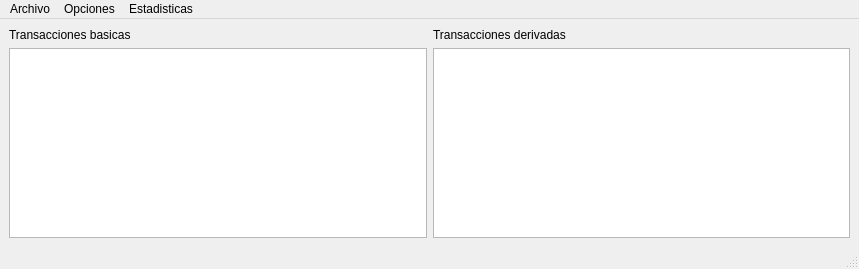
Above: frontend/mainwindow.ui from JulianAlejandro/QT_CuentasCPP before the change. Below: the same form after it.
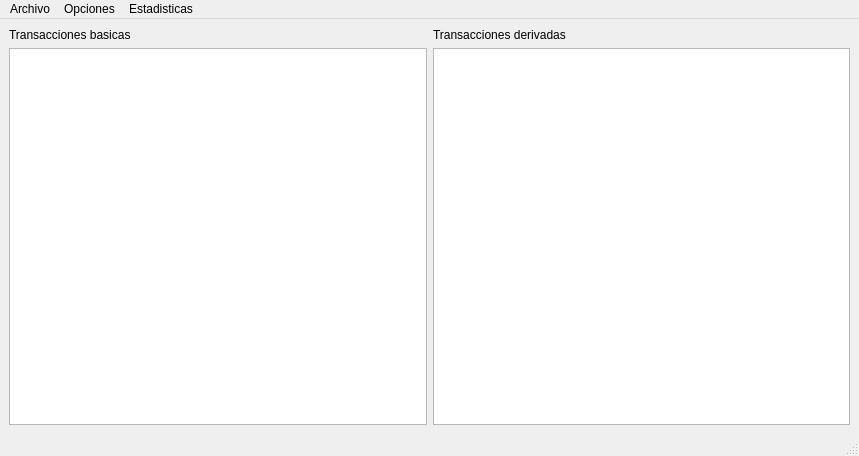
That is the form after the change.

What changed in the file:
```diff
--- a/frontend/mainwindow.ui
+++ b/frontend/mainwindow.ui
@@ -7,7 +7,7 @@
     <x>0</x>
     <y>0</y>
     <width>859</width>
-    <height>269</height>
+    <height>456</height>
    </rect>
   </property>
   <property name="windowTitle">
```
